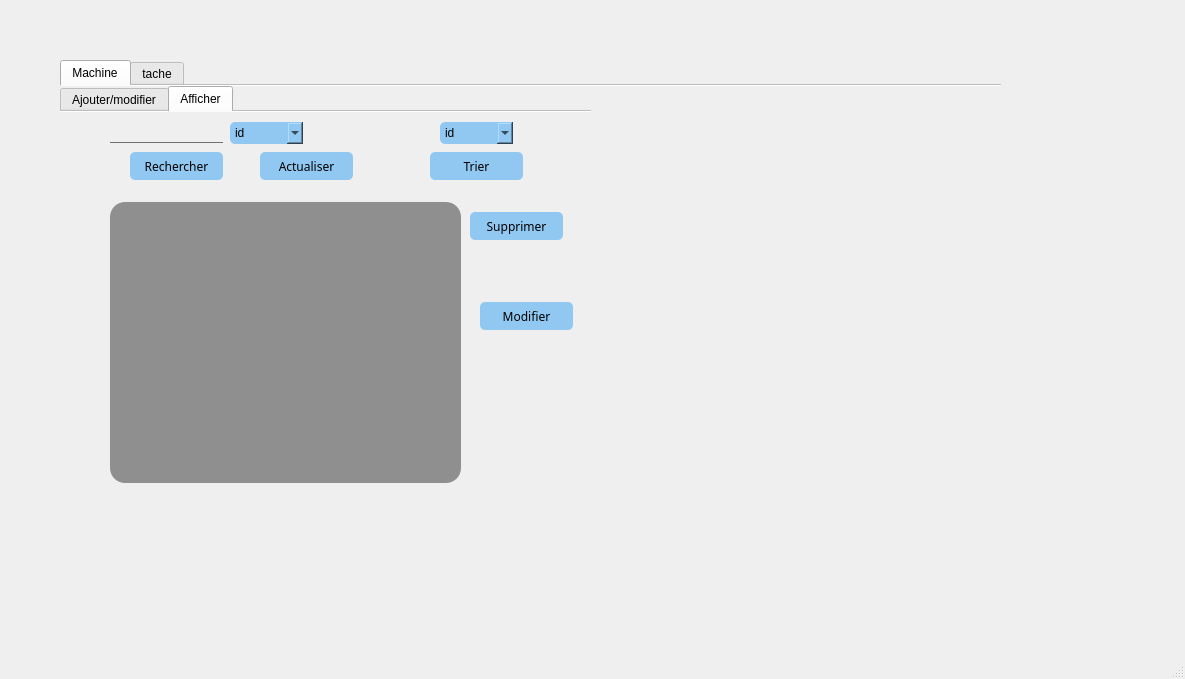
First picture: the form in mainwindow.ui, repository Asma-Mab/Smart_ParentalMonitoringSystem_2A24, before the edit.
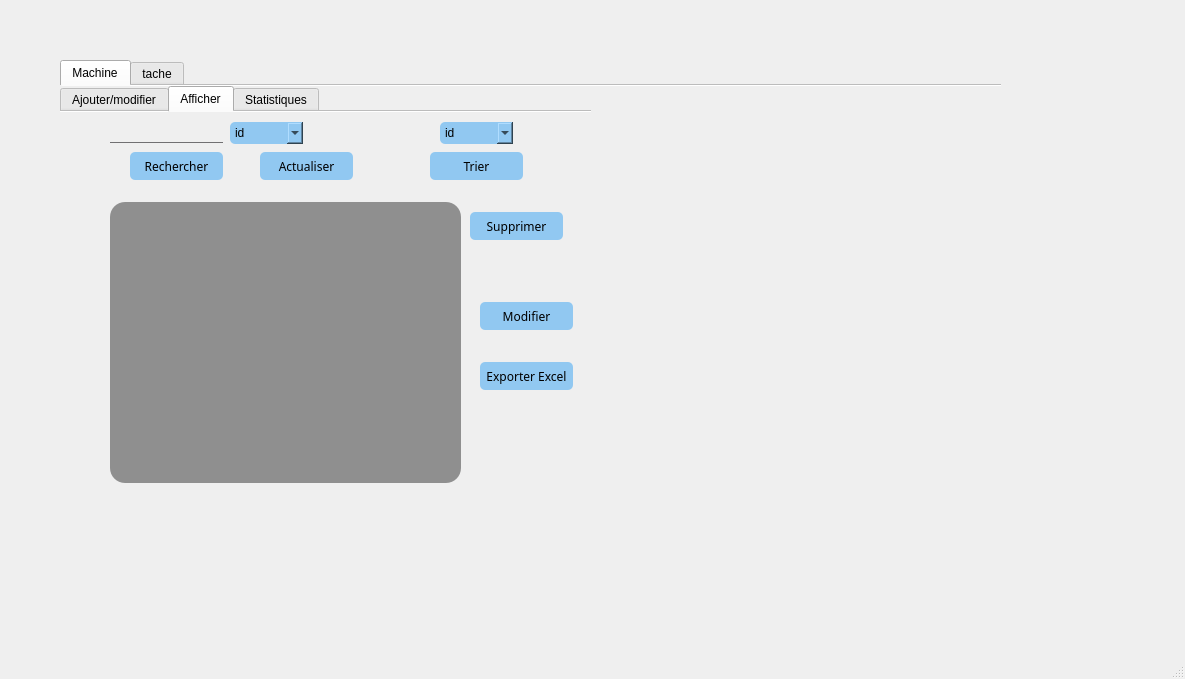
Second picture: the form after the edit. The open tabs and pages were chosen to show the change.

Patch:
```diff
--- a/mainwindow.ui
+++ b/mainwindow.ui
@@ -353,6 +353,38 @@
         <property name="text">
          <string>Modifier</string>
         </property>
+       </widget>
+       <widget class="QPushButton" name="pushButton_13">
+        <property name="geometry">
+         <rect>
+          <x>420</x>
+          <y>250</y>
+          <width>93</width>
+          <height>28</height>
+         </rect>
+        </property>
+        <property name="text">
+         <string>Exporter Excel</string>
+        </property>
+       </widget>
+      </widget>
+      <widget class="QWidget" name="tab_2">
+       <attribute name="title">
+        <string>Statistiques</string>
+       </attribute>
+       <widget class="QFrame" name="horizontalFrame">
+        <property name="geometry">
+         <rect>
+          <x>20</x>
+          <y>10</y>
+          <width>481</width>
+          <height>391</height>
+         </rect>
+        </property>
+        <property name="styleSheet">
+         <string notr="true">background-color:transparent;</string>
+        </property>
+        <layout class="QHBoxLayout" name="horizontalLayout"/>
        </widget>
       </widget>
      </widget>
```
Left out of the diff: 2 changed lines with no effect on the pictures.
